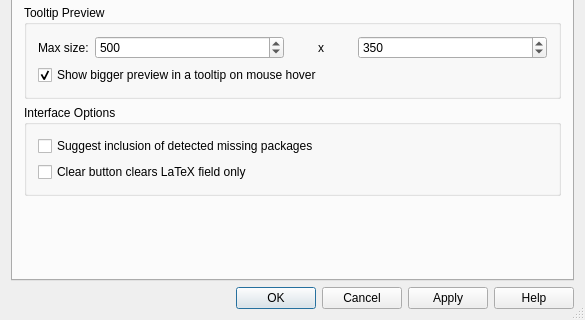
The window that src/klfsettings.ui (CryFeiFei/klatexformula) describes before a commit, drawn with Qt 5; both pictures show x 0 to 585 and y 300 to 620 of the 585 by 620 pixel window.
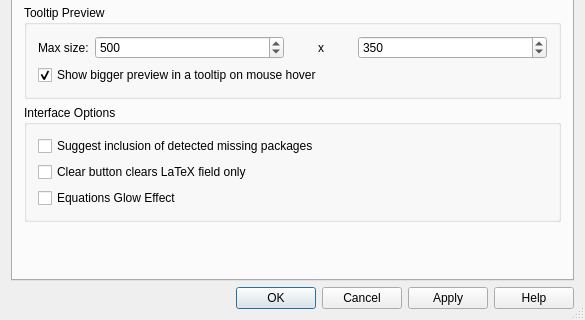
The same window after the commit. Icons and pictures are not drawn. Custom widgets are drawn as their Qt base class.

Commit message: * Worked on Win32 * Archive displays in category mode in a freshly created library * Glow Effect ;-) * CMAKE_DEBUG_POSTFIX handled correctly for debug builds (at least on win32) * Display label in library entry editor promoted to KLFDisplayLabel * many small fixes

What changed in the file:
```diff
--- a/src/klfsettings.ui
+++ b/src/klfsettings.ui
@@ -267,6 +267,13 @@
             </property>
            </widget>
           </item>
+          <item row="2" column="0">
+           <widget class="QCheckBox" name="chkGlowEffect">
+            <property name="text">
+             <string>Equations Glow Effect</string>
+            </property>
+           </widget>
+          </item>
          </layout>
         </widget>
        </item>
```
The commit also changes 29 other files.
